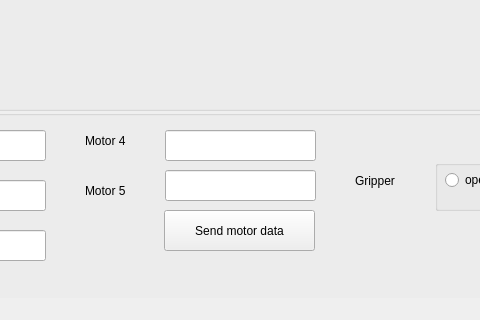
Before: the Qt Designer form src/MainWindow.ui in sq8vps/haller-control, drawn with Qt 5; both pictures show x 205 to 685 and y 280 to 600 of the 1000 by 600 pixel window.
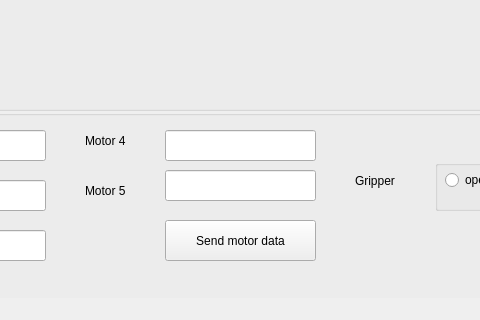
After: the same form once the commit is applied.

Diff of the .ui file:
```diff
--- a/src/MainWindow.ui
+++ b/src/MainWindow.ui
@@ -202,8 +202,8 @@
     <widget class="QPushButton" name="sendMotorDataButton">
      <property name="geometry">
       <rect>
-       <x>369</x>
-       <y>100</y>
+       <x>370</x>
+       <y>110</y>
        <width>151</width>
        <height>41</height>
       </rect>
```
